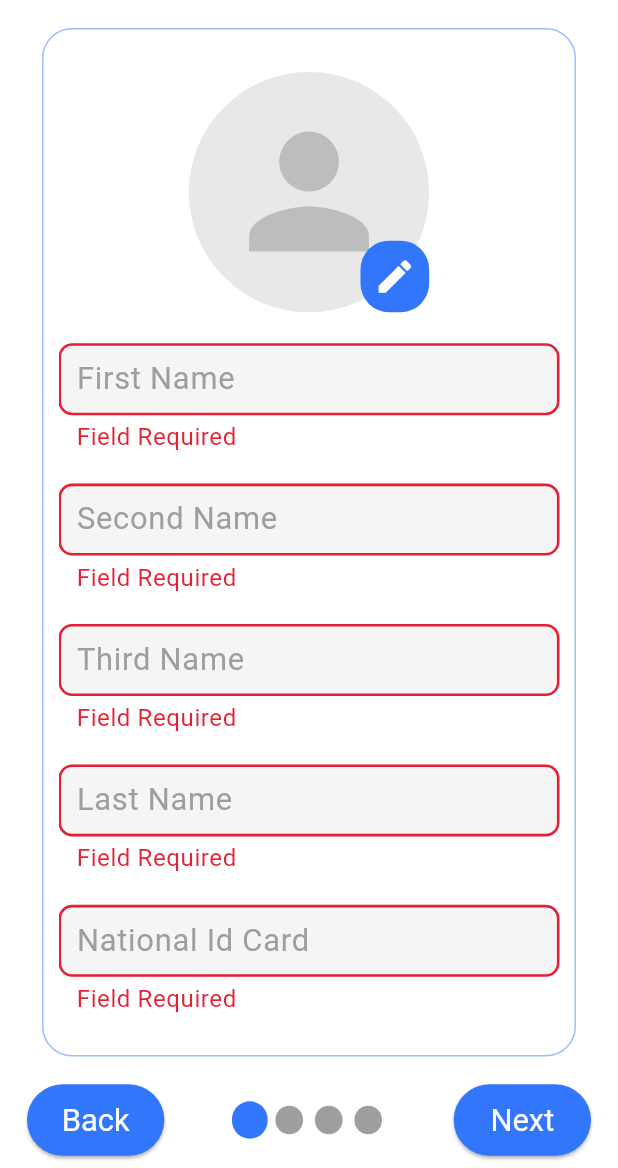
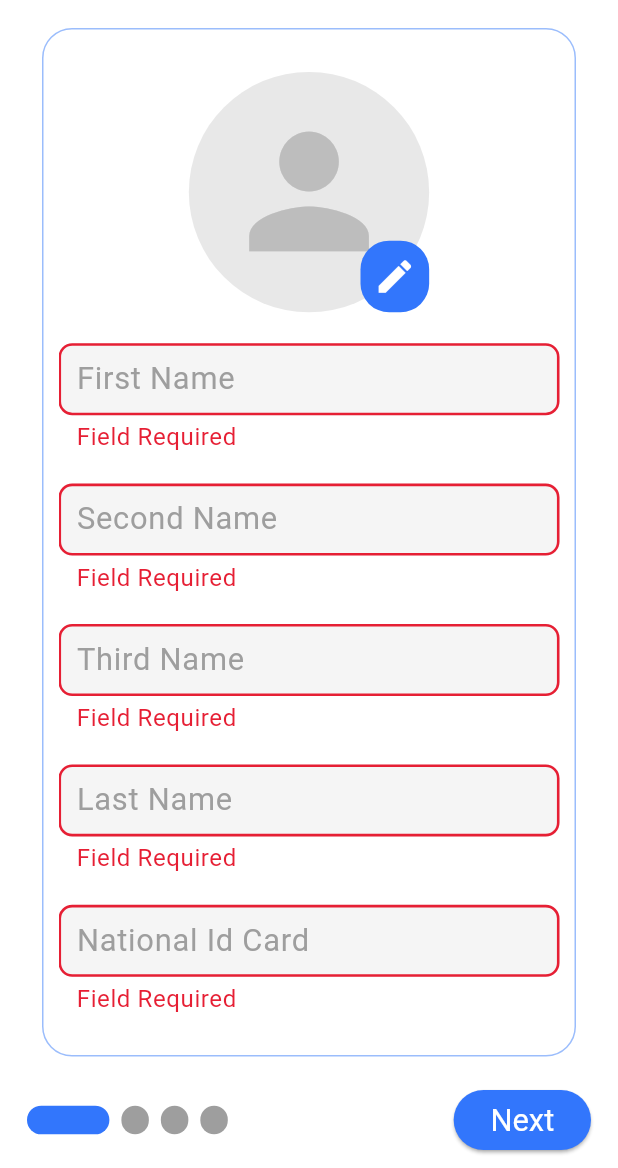
Before and after one commit to Badieh/HMS_project, a Flutter app: the screen it shows after launch, after a tap on "Next", on a phone screen of 412 x 824 dp, the part 68-1236 px from its top. Run offline on Flutter 3.47's test engine with Material 2 defaults, Android fonts, the phone set to English and light mode, and no system bars; drawn by our look-alikes of smooth_page_indicator; our stand-ins replace animate_do, auto_size_text, bloc, conditional_builder_null_safety, csc_picker, dio and 17 more; missing offline and left inert: blurhash, cunning_document_scanner, syncfusion_flutter_pdfviewer, webview_flutter_android, webview_flutter_wkwebview; network calls fail; Roboto replaces fonts that are missing (Montserrat).

Commit message:
- completing fill profile

```diff
--- a/lib/presentation/screens/auth/profile_data/cubit/profile_data_cubit.dart
+++ b/lib/presentation/screens/auth/profile_data/cubit/profile_data_cubit.dart
@@ -153,13 +153,25 @@ class ProfileDataCubit extends Cubit<ProfileDataStates> {
   final pageController = PageController(viewportFraction: 1, keepPage: true);
   double currentPage = 0;
   bool endReached = false;
+  void changePage(int index) {
+    currentPage = index.toDouble();
+    if (currentPage == 3) {
+      endReached = true;
+    } else {
+      endReached = false;
+    }
+    print(currentPage);
+
+    emit(ChangePage());
+  }
+
   void nextPage() {
     pageController.nextPage(
         duration: Duration(milliseconds: 600), curve: Curves.fastOutSlowIn);
-    currentPage = pageController.page! + 1;
-    if (currentPage == 3) {
-      endReached = true;
-    }
+    // currentPage = pageController.page! + 1;
+    // if (currentPage == 3) {
+    //   endReached = true;
+    // }
     print(currentPage);
     emit(ChangePage());
   }
@@ -167,7 +179,7 @@ class ProfileDataCubit extends Cubit<ProfileDataStates> {
   void previousPage() {
     pageController.previousPage(
         duration: Duration(milliseconds: 600), curve: Curves.fastOutSlowIn);
-    currentPage = pageController.page! + 1;
+    // currentPage = pageController.page! + 1;
 
     print(currentPage);
     emit(ChangePage());
--- a/lib/presentation/screens/auth/profile_data/fill_profile.dart
+++ b/lib/presentation/screens/auth/profile_data/fill_profile.dart
@@ -10,6 +10,8 @@ import 'package:hospital/presentation/screens/auth/profile_data/profile_data_2.d
 import 'package:hospital/presentation/screens/auth/profile_data/profile_data_3.dart';
 import 'package:hospital/presentation/screens/auth/profile_data/profile_data_4.dart';
 import 'package:smooth_page_indicator/smooth_page_indicator.dart';
+
+import '../../layout/layout.dart';
 
 class FillProfileScreen extends StatelessWidget {
   FillProfileScreen({Key? key}) : super(key: key);
@@ -37,7 +39,9 @@ class FillProfileScreen extends StatelessWidget {
                     controller: cubit.pageController,
                     physics: const BouncingScrollPhysics(),
                     scrollDirection: Axis.horizontal,
-                    onPageChanged: (index) {},
+                    onPageChanged: (index) {
+                      cubit.changePage(index);
+                    },
                     children: [
                       ProfileData1Screen(),
                       ProfileData2Screen(),
@@ -50,21 +54,22 @@ class FillProfileScreen extends StatelessWidget {
                 Row(
                   mainAxisAlignment: MainAxisAlignment.spaceBetween,
                   children: [
-                    ElevatedButton(
-                        style: ElevatedButton.styleFrom(
-                            fixedSize:
-                                Size(AppSizeWidth.s80, AppSizeHeight.s40)),
-                        onPressed: () {
-                          cubit.previousPage();
-                        },
-                        child: const Text(
-                          AppStrings.back,
-                          //style: Theme.of(context).textTheme.bodySmall,
-                        )),
+                    // ElevatedButton(
+                    //     style: ElevatedButton.styleFrom(
+                    //         fixedSize:
+                    //             Size(AppSizeWidth.s80, AppSizeHeight.s20)),
+                    //     onPressed: () {
+                    //       cubit.previousPage();
+                    //     },
+                    //     child: const Text(
+                    //       AppStrings.back,
+                    //       //style: Theme.of(context).textTheme.bodySmall,
+                    //     )),
                     SmoothPageIndicator(
                       controller: cubit.pageController,
                       count: 4,
-                      effect: ScrollingDotsEffect(
+                      effect: ExpandingDotsEffect(
+                        //type: SwapType.yRotation,
                         dotHeight: AppSizeHeight.s16,
                         dotWidth: AppSizeWidth.s16,
                         activeDotColor: ColorManager.primary,
@@ -74,7 +79,7 @@ class FillProfileScreen extends StatelessWidget {
                     ElevatedButton(
                         style: ElevatedButton.styleFrom(
                             fixedSize:
-                                Size(AppSizeWidth.s80, AppSizeHeight.s40)),
+                                Size(AppSizeWidth.s80, AppSizeHeight.s20)),
                         onPressed: () {
                           if (cubit.pageController.page == 0) {
                             if (ProfileData1Screen.formKey1.currentState!
@@ -94,7 +99,11 @@ class FillProfileScreen extends StatelessWidget {
                           } else if (cubit.pageController.page == 3) {
                             if (ProfileData4Screen.formKey4.currentState!
                                 .validate()) {
-                              cubit.nextPage();
+                              Navigator.push(
+                                  context,
+                                  MaterialPageRoute(
+                                    builder: (context) => HomeLayoutScreen(),
+                                  ));
                             }
                           }
                           // if (cubit.pageController.page == 0) {
--- a/lib/presentation/screens/auth/profile_data/profile_data_1.dart
+++ b/lib/presentation/screens/auth/profile_data/profile_data_1.dart
@@ -23,7 +23,7 @@ class ProfileData1Screen extends StatelessWidget {
 
   static final TextEditingController phone = TextEditingController();
 
-  final PhoneNumber number = PhoneNumber(
+  static PhoneNumber phoneNumber = PhoneNumber(
     isoCode: 'EG',
   );
 
@@ -163,13 +163,17 @@ class ProfileData1Screen extends StatelessWidget {
                     ignoreBlank: false,
                     autoValidateMode: AutovalidateMode.disabled,
                     selectorTextStyle: const TextStyle(color: Colors.black),
-                    initialValue: number,
+                    initialValue: phoneNumber,
                     textFieldController: phone,
                     formatInput: true,
                     keyboardType: const TextInputType.numberWithOptions(
                         signed: true, decimal: true),
+                    onFieldSubmitted: (value) {
+                      phoneNumber = PhoneNumber(phoneNumber: value);
+                    },
                     onSaved: (PhoneNumber number) {
-                      phone.text = number.toString();
+                      phoneNumber = number;
+                      // phone.text = number.toString();
                       print('On Saved: $number');
                     },
                   ),
```
